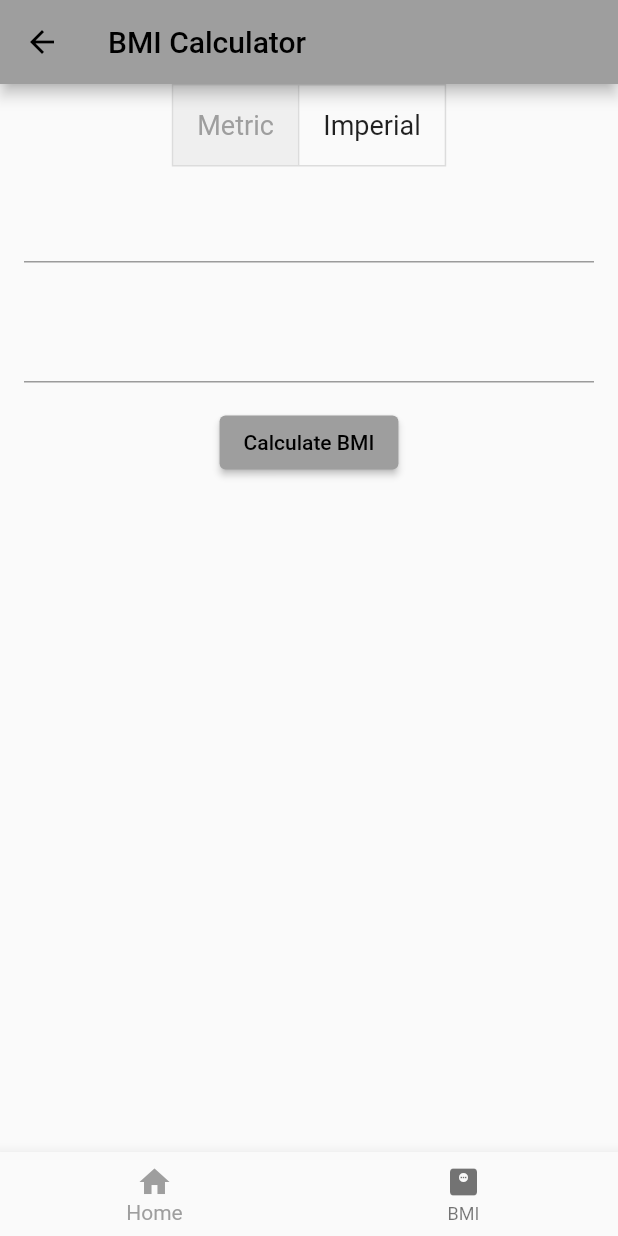
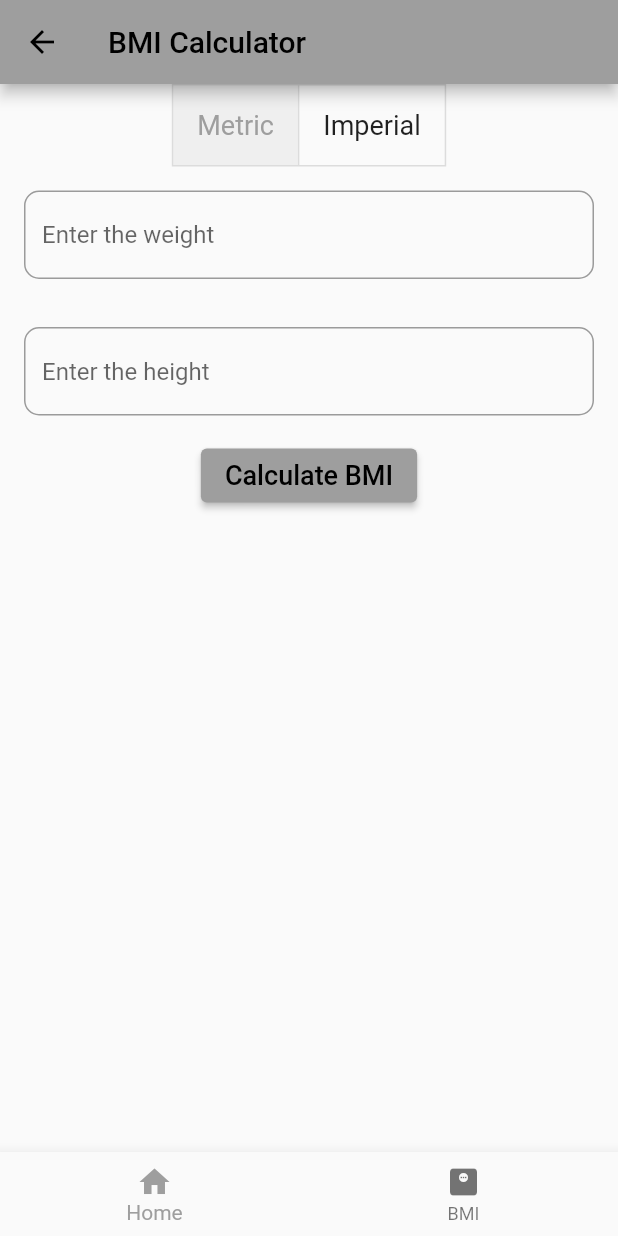
Before and after one commit to pankaj111298/GloboApp, a Flutter app: the screen it shows after launch, item 2 of the bottom bar chosen, after a tap on "Calculate BMI", on a phone screen of 412 x 824 dp. Run offline on Flutter 3.47's test engine with Material 2 defaults, Android fonts, the light colour scheme and no system bars.

Commit message:
Made changes in UI and added completed BMIScreen

```diff
--- a/flutter_application_1/lib/navigation/MenuDrawer.dart
+++ b/flutter_application_1/lib/navigation/MenuDrawer.dart
@@ -26,14 +26,14 @@ class MenuDrawer extends StatelessWidget {
         decoration: BoxDecoration(color: Colors.grey),
         child: Text(
           "Hello user",
-          style: TextStyle(fontSize: 18),
+          style: TextStyle(fontSize: 22),
         )));
     menuTitles.forEach((String element) {
       Widget screen = Container();
       menuItems.add(ListTile(
         title: Text(
           element,
-          style: TextStyle(fontSize: 11),
+          style: TextStyle(fontSize: 18),
         ),
         onTap: () {
           switch (element) {
--- a/flutter_application_1/lib/screens/BMIScreen.dart
+++ b/flutter_application_1/lib/screens/BMIScreen.dart
@@ -13,7 +13,9 @@ class _BMIScreenState extends State<BMIScreen> {
   bool isImperial = false;
   final double fontSize = 18;
   late List<bool> selectedToggle;
-  String? result;
+  final heightController = TextEditingController();
+  final weightController = TextEditingController();
+  String result = '';
   @override
   void initState() {
     selectedToggle = [isMetric, isImperial];
@@ -51,16 +53,48 @@ class _BMIScreenState extends State<BMIScreen> {
           ),
           Padding(
             padding: const EdgeInsets.all(16.0),
-            child: TextField(),
+            child: TextField(
+              controller: weightController,
+              keyboardType: TextInputType.number,
+              decoration: InputDecoration(
+                  hintText: "Enter the weight",
+                  border: OutlineInputBorder(
+                      borderRadius: BorderRadius.all(Radius.circular(10)))),
+            ),
           ),
           Padding(
             padding: const EdgeInsets.all(16.0),
-            child: TextField(),
+            child: TextField(
+              controller: heightController,
+              keyboardType: TextInputType.number,
+              decoration: InputDecoration(
+                  hintText: "Enter the height",
+                  border: OutlineInputBorder(
+                      borderRadius: BorderRadius.all(Radius.circular(10)))),
+            ),
           ),
-          ElevatedButton(onPressed: () {}, child: Text("Calculate BMI"))
+          ElevatedButton(
+              onPressed: calculateBMI,
+              child:
+                  Text("Calculate BMI", style: TextStyle(fontSize: fontSize))),
+          Text(result, style: TextStyle(fontSize: fontSize))
         ],
       ),
     );
+  }
+
+  void calculateBMI() {
+    double weight = double.parse(weightController.text);
+    double height = double.parse(heightController.text);
+    double bmi;
+    if (isMetric) {
+      bmi = weight / (height * height);
+    } else {
+      bmi = weight * 703 / (height * height);
+    }
+    setState(() {
+      result = "BMI is" + bmi.toStringAsFixed(2);
+    });
   }
 
   void pressed(int index) {
--- a/flutter_application_1/lib/screens/IntroScreen.dart
+++ b/flutter_application_1/lib/screens/IntroScreen.dart
@@ -24,7 +24,7 @@ class IntroScreen extends StatelessWidget {
                   borderRadius: BorderRadius.all(Radius.circular(10))),
               padding: EdgeInsets.all(18),
               child: Text("Fitness is all you need for better life",
-                  textAlign: TextAlign.center, style: TextStyle(fontSize: 11))),
+                  textAlign: TextAlign.center, style: TextStyle(fontSize: 18))),
         ),
       ),
     );
```
